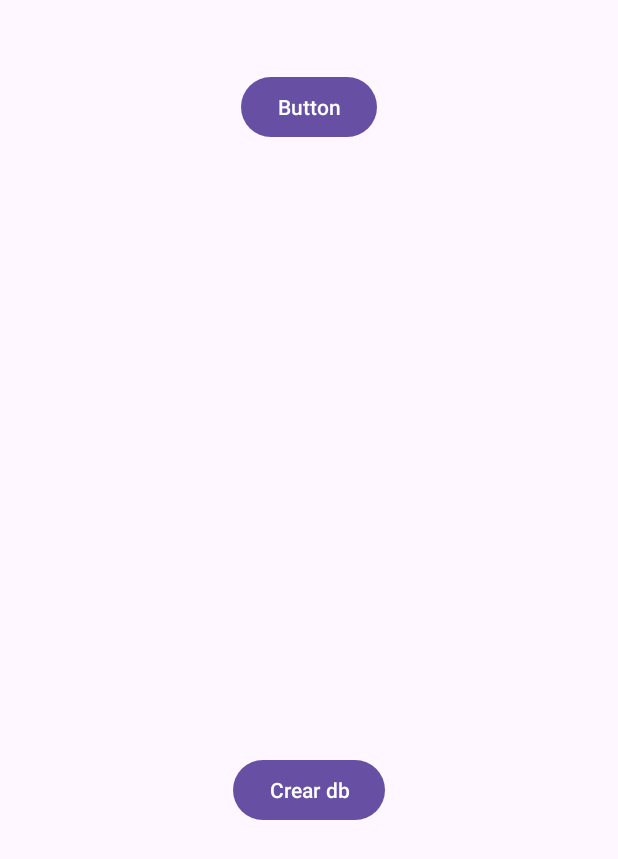
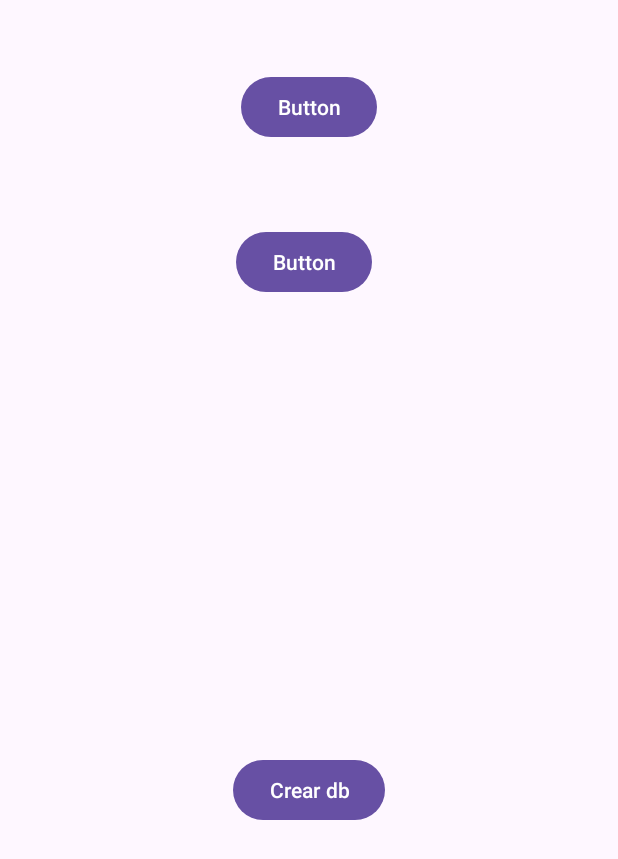
Before and after one commit to Miito456/ProyectoHackaton2024, an Android app: the screen it shows after launch (MainActivity), on a phone screen of 412 x 824 dp. Shown: the top 859 px of the screen. Run offline under Robolectric (Android 15) with nearby library versions, the phone set to English and light mode, and no system bars.

Commit message:
CRUD SELECT

```diff
--- a/app/src/main/java/com/example/proyectohackathon/MainActivity.java
+++ b/app/src/main/java/com/example/proyectohackathon/MainActivity.java
@@ -1,8 +1,10 @@
 package com.example.proyectohackathon;
 
 import android.content.Intent;
+import android.database.Cursor;
 import android.database.sqlite.SQLiteDatabase;
 import android.os.Bundle;
+import android.util.Log;
 import android.view.View;
 import android.widget.Button;
 import android.widget.Toast;
@@ -13,11 +15,14 @@ import androidx.core.graphics.Insets;
 import androidx.core.view.ViewCompat;
 import androidx.core.view.WindowInsetsCompat;
 
+import com.example.proyectohackathon.Entidades.Clientes;
 import com.example.proyectohackathon.db.DbHelper;
 import com.example.proyectohackathon.db.dbClientes;
 
+import java.util.ArrayList;
+
 public class MainActivity extends AppCompatActivity {
-    Button btnCrear, btnInsert;
+    Button btnCrear, btnInsert, btnSelect;
     protected void onCreate(Bundle savedInstanceState) {
         super.onCreate(savedInstanceState);
         EdgeToEdge.enable(this);
@@ -61,6 +66,31 @@ public class MainActivity extends AppCompatActivity {
                 }
             }
         });
+
+        btnSelect = (Button) findViewById(R.id.btnSelect);
+
+        btnSelect.setOnClickListener(new View.OnClickListener() {
+            @Override
+            public void onClick(View v) {
+
+                dbClientes select = new dbClientes(MainActivity.this);
+                ArrayList<Clientes> clientes = select.ObtenerClientes();
+                int i= 1;
+                for(Clientes cliente : clientes){
+                    Toast.makeText(MainActivity.this, "Leer", Toast.LENGTH_SHORT).show();
+                    Log.i("Info Tag", ""+i);
+                    Log.i("Info Tag","ID: "+cliente.getIdCliente());
+                    Log.i("Info Tag","User: "+cliente.getUser());
+                    Log.i("Info Tag","Password: "+cliente.getPassword());
+                    Log.i("Info Tag","Nombre: "+cliente.getNivel());
+                    Log.i("Info Tag","Nivel: "+cliente.getNivel());
+                }
+
+            }
+        });
+
+
     }
 
+
 }
--- a/app/src/main/res/layout/activity_main.xml
+++ b/app/src/main/res/layout/activity_main.xml
@@ -27,4 +27,14 @@
         app:layout_constraintStart_toStartOf="parent"
         app:layout_constraintTop_toTopOf="parent" />
 
+    <Button
+        android:id="@+id/btnSelect"
+        android:layout_width="wrap_content"
+        android:layout_height="wrap_content"
+        android:layout_marginTop="55dp"
+        android:layout_marginEnd="3dp"
+        android:text="Button"
+        app:layout_constraintEnd_toEndOf="@+id/btnInsert"
+        app:layout_constraintTop_toBottomOf="@+id/btnInsert" />
+
 </androidx.constraintlayout.widget.ConstraintLayout>
```
Also changed, not shown: app/src/main/java/com/example/proyectohackathon/Entidades/Clientes.java (added, +41 -0 lines), app/src/main/java/com/example/proyectohackathon/db/dbClientes.java (+29 -0 lines).
